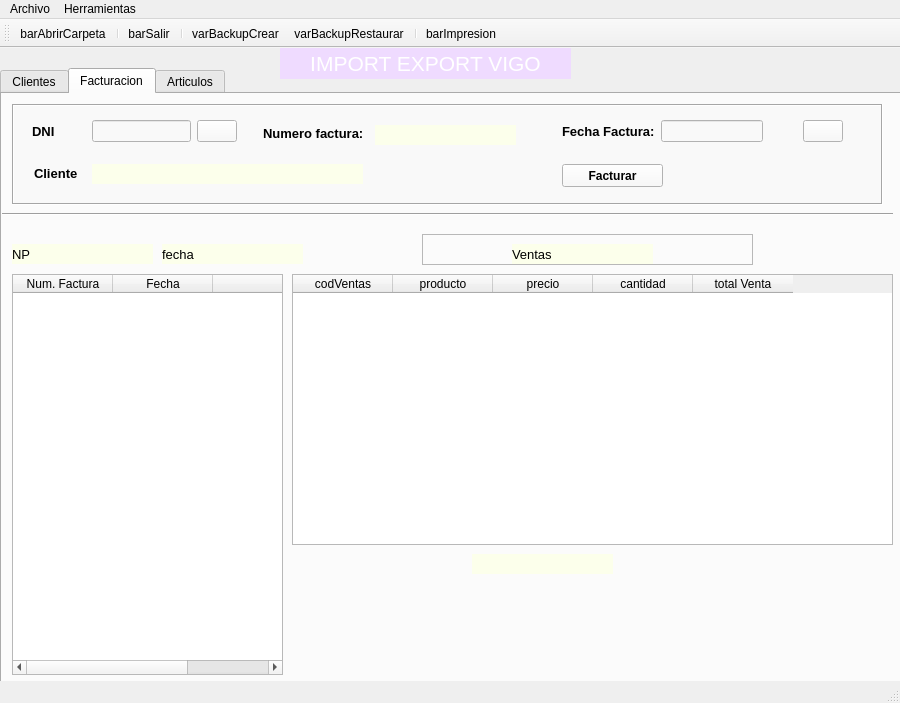
Above: window.ui from PortelaAtenea/BasicInterface before the change. Below: the same form after it.
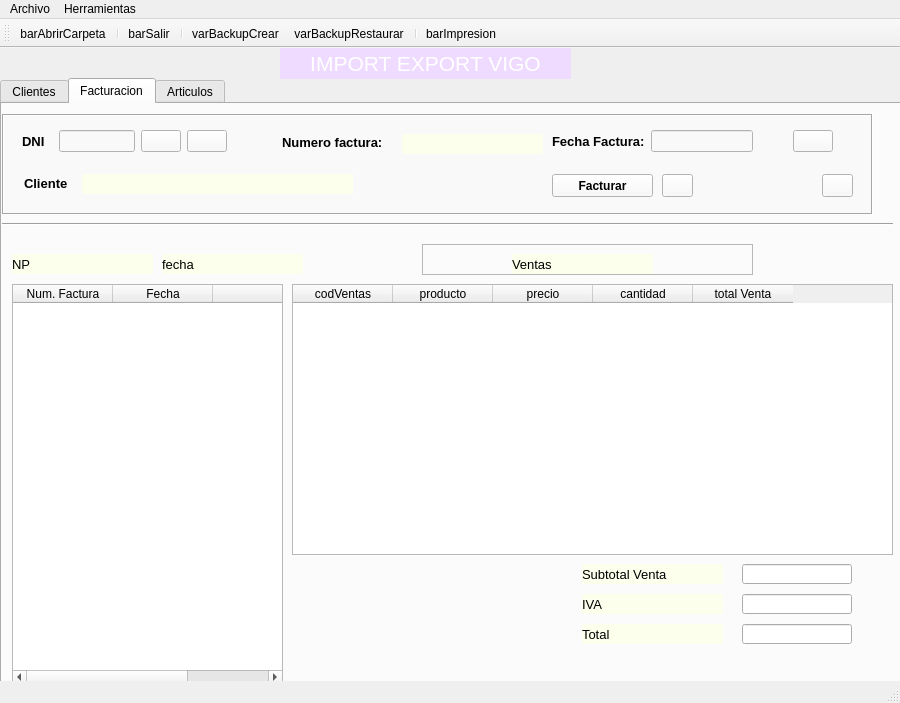
That is the form after the change. Icons and pictures are not drawn.

Patch:
```diff
--- a/window.ui
+++ b/window.ui
@@ -55,7 +55,7 @@
     <property name="geometry">
      <rect>
       <x>0</x>
-      <y>20</y>
+      <y>30</y>
       <width>901</width>
       <height>621</height>
      </rect>
@@ -747,7 +747,7 @@
      <widget class="QFrame" name="frame">
       <property name="geometry">
        <rect>
-        <x>10</x>
+        <x>0</x>
         <y>10</y>
         <width>871</width>
         <height>101</height>
@@ -829,7 +829,24 @@
           </property>
           <property name="icon">
            <iconset>
-            <normaloff>../../.designer/backup/img/buscar.png</normaloff>../../.designer/backup/img/buscar.png</iconset>
+            <normaloff>img/buscar.png</normaloff>img/buscar.png</iconset>
+          </property>
+          <property name="iconSize">
+           <size>
+            <width>24</width>
+            <height>24</height>
+           </size>
+          </property>
+         </widget>
+        </item>
+        <item>
+         <widget class="QPushButton" name="btnRecargarFac">
+          <property name="text">
+           <string/>
+          </property>
+          <property name="icon">
+           <iconset>
+            <normaloff>img/recargar.png</normaloff>img/recargar.png</iconset>
           </property>
           <property name="iconSize">
            <size>
@@ -947,8 +964,8 @@
       <widget class="QLabel" name="lblApel_4">
        <property name="geometry">
         <rect>
-         <x>251</x>
-         <y>21</y>
+         <x>280</x>
+         <y>20</y>
          <width>106</width>
          <height>16</height>
         </rect>
@@ -970,8 +987,8 @@
        </property>
        <property name="geometry">
         <rect>
-         <x>363</x>
-         <y>21</y>
+         <x>400</x>
+         <y>20</y>
          <width>141</width>
          <height>20</height>
         </rect>
@@ -991,6 +1008,55 @@
         <string/>
        </property>
       </widget>
+      <widget class="QPushButton" name="btnImprimirFac">
+       <property name="geometry">
+        <rect>
+         <x>660</x>
+         <y>60</y>
+         <width>31</width>
+         <height>23</height>
+        </rect>
+       </property>
+       <property name="font">
+        <font>
+         <weight>75</weight>
+         <bold>true</bold>
+        </font>
+       </property>
+       <property name="toolTip">
+        <string>&lt;html&gt;&lt;head/&gt;&lt;body&gt;&lt;p&gt;Imprimir Factura&lt;/p&gt;&lt;p&gt;&lt;br/&gt;&lt;/p&gt;&lt;/body&gt;&lt;/html&gt;</string>
+       </property>
+       <property name="text">
+        <string/>
+       </property>
+       <property name="icon">
+        <iconset>
+         <normaloff>img/impresion.png</normaloff>img/impresion.png</iconset>
+       </property>
+      </widget>
+      <widget class="QPushButton" name="btnBorrarVenta">
+       <property name="geometry">
+        <rect>
+         <x>820</x>
+         <y>60</y>
+         <width>31</width>
+         <height>23</height>
+        </rect>
+       </property>
+       <property name="font">
+        <font>
+         <weight>75</weight>
+         <bold>true</bold>
+        </font>
+       </property>
+       <property name="text">
+        <string/>
+       </property>
+       <property name="icon">
+        <iconset>
+         <normaloff>img/papelera.png</normaloff>img/papelera.png</iconset>
+       </property>
+      </widget>
      </widget>
      <widget class="Line" name="line_3">
       <property name="geometry">
@@ -1185,7 +1251,7 @@
       </property>
       <property name="geometry">
        <rect>
-        <x>470</x>
+        <x>580</x>
         <y>460</y>
         <width>141</width>
         <height>20</height>
@@ -1203,7 +1269,91 @@
 background-color: rgb(252, 255, 235);</string>
       </property>
       <property name="text">
-       <string/>
+       <string>Subtotal Venta</string>
+      </property>
+     </widget>
+     <widget class="QLabel" name="lblVenta_2">
+      <property name="enabled">
+       <bool>true</bool>
+      </property>
+      <property name="geometry">
+       <rect>
+        <x>580</x>
+        <y>520</y>
+        <width>141</width>
+        <height>20</height>
+       </rect>
+      </property>
+      <property name="font">
+       <font>
+        <pointsize>10</pointsize>
+        <weight>50</weight>
+        <bold>false</bold>
+       </font>
+      </property>
+      <property name="styleSheet">
+       <string notr="true">background-color: rgb(240, 240, 240);
+background-color: rgb(252, 255, 235);</string>
+      </property>
+      <property name="text">
+       <string>Total</string>
+      </property>
+     </widget>
+     <widget class="QLabel" name="lblVenta_3">
+      <property name="enabled">
+       <bool>true</bool>
+      </property>
+      <property name="geometry">
+       <rect>
+        <x>580</x>
+        <y>490</y>
+        <width>141</width>
+        <height>20</height>
+       </rect>
+      </property>
+      <property name="font">
+       <font>
+        <pointsize>10</pointsize>
+        <weight>50</weight>
+        <bold>false</bold>
+       </font>
+      </property>
+      <property name="styleSheet">
+       <string notr="true">background-color: rgb(240, 240, 240);
+background-color: rgb(252, 255, 235);</string>
+      </property>
+      <property name="text">
+       <string>IVA</string>
+      </property>
+     </widget>
+     <widget class="QLineEdit" name="txtDniFac_2">
+      <property name="geometry">
+       <rect>
+        <x>740</x>
+        <y>460</y>
+        <width>110</width>
+        <height>20</height>
+       </rect>
+      </property>
+     </widget>
+     <widget class="QLineEdit" name="txtDniFac_3">
+      <property name="geometry">
+       <rect>
+        <x>740</x>
+        <y>490</y>
+        <width>110</width>
+        <height>20</height>
+       </rect>
+      </property>
+     </widget>
+     <widget class="QLineEdit" name="txtDniFac_4">
+      <property name="geometry">
+       <rect>
+        <x>740</x>
+        <y>520</y>
+        <width>110</width>
+        <height>20</height>
+       </rect>
       </property>
      </widget>
     </widget>
```
Left out of the diff: 158 changed lines with no effect on the pictures.
